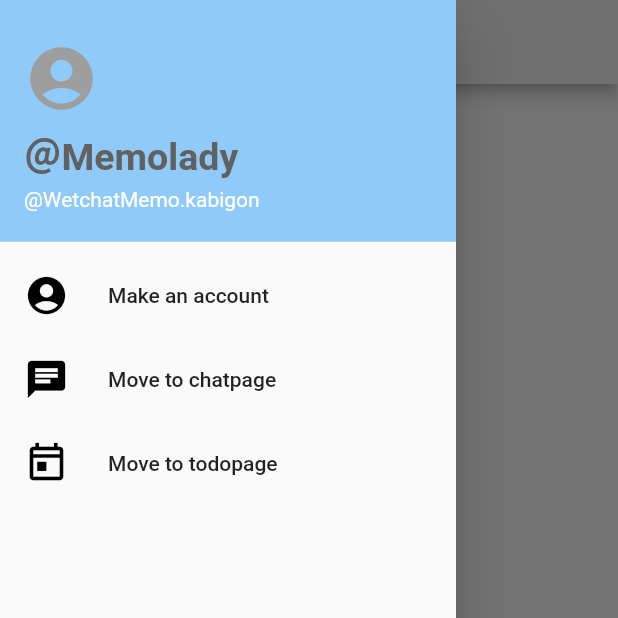
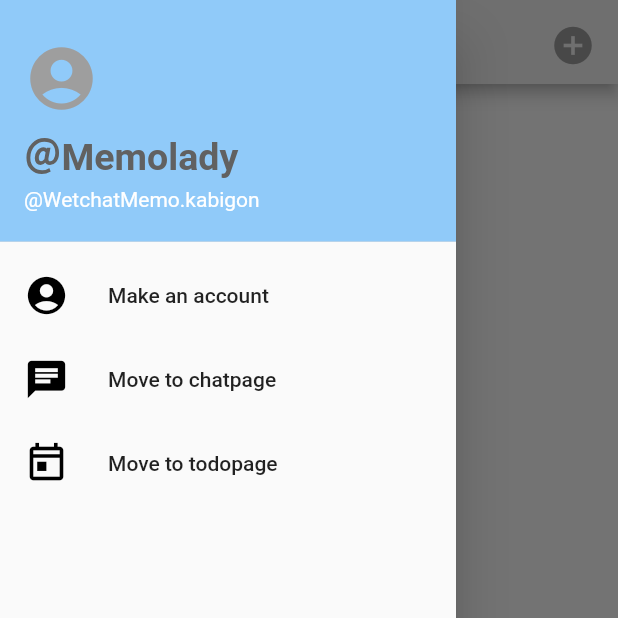
Before and after one commit to kabigon-li/flutter-practice, a Flutter app: the screen it shows after launch, with the side drawer open, on a phone screen of 412 x 824 dp, the top half of it. Run offline on Flutter 3.47's test engine with Material 2 defaults, Android fonts, the phone set to English and light mode, and no system bars; our stand-ins replace flutter_calendar_carousel, fluttertoast, image_picker, sqflite; accounts and stored records are empty; Roboto replaces fonts that are missing (iconfont).

Commit message:
update: home actions icon_add update

```diff
--- a/lib/tab/home.dart
+++ b/lib/tab/home.dart
@@ -230,15 +230,29 @@ class _HomeState extends State<Home> with SingleTickerProviderStateMixin {
 
         title: Align(
           alignment: Alignment.topLeft,
-          child: Text(
+          child: Row(
+            children: [
+              Text(
                 'Wochat',
                 style: TextStyle(
-              fontSize: 20,
+                  fontSize: 22,
                   fontFamily: 'iconfont',
                   color: fontColor,
                 ),
               ),
+            ],
           ),
+        ),
+        actions: [
+          Padding(
+            padding: const EdgeInsets.all(15.0),
+            child: Icon(
+              Icons.add_circle,
+               color: Colors.grey,
+               size: 30,
+               ),
+          ),
+        ],
 
         //tabBar
       ),
@@ -280,7 +294,6 @@ class _HomeState extends State<Home> with SingleTickerProviderStateMixin {
                   ],
                 ),
                 SizedBox(height: 40),
-
               ],
             ),
           ),
@@ -352,15 +365,14 @@ class _HomeState extends State<Home> with SingleTickerProviderStateMixin {
         );
       },
       child: Column(
+        //竖列两个组件对其
+        crossAxisAlignment: CrossAxisAlignment.start,
         children: [
-          Align(
-            alignment: Alignment.topLeft,
-            child: Text(
+          Text(
             'UserName',
             style: TextStyle(
               fontSize: 22,
               color: fontColor,
-              ),
             ),
           ),
           Text(
```
Lines whose indentation alone changed are shown as unchanged.
